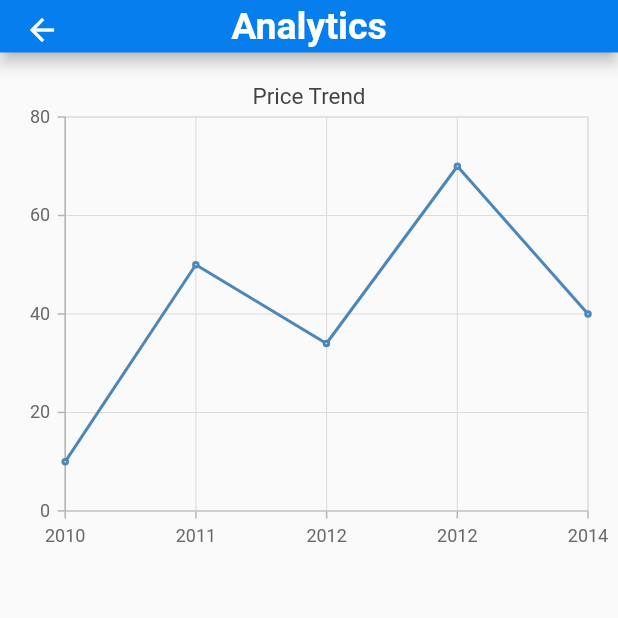
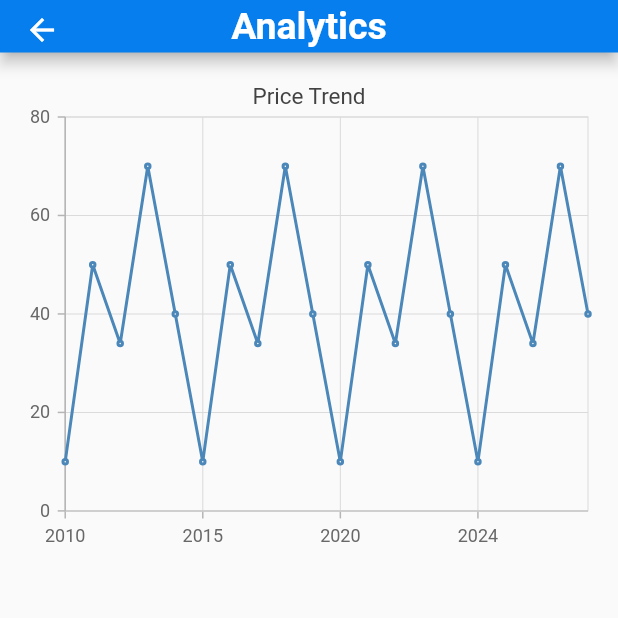
Before and after one commit to COS301-SE-2021/Silicon-Scraper, a Flutter app: the AnalyticsView screen opened directly, on a phone screen of 412 x 824 dp, the top half of it. Run offline on Flutter 3.47's test engine with Material 2 defaults, Android fonts, the phone set to English and light mode, and no system bars; our stand-ins replace firebase_core, firebase_messaging, flutter_local_notifications, shared_preferences, sliding_up_panel, syncfusion_flutter_charts; accounts and stored records are empty; statements that could not run were skipped.

```diff
--- a/frontend/lib/views/widgets/line_chart_widget.dart
+++ b/frontend/lib/views/widgets/line_chart_widget.dart
@@ -1,6 +1,11 @@
 import 'package:syncfusion_flutter_charts/charts.dart';
 import 'package:flutter/material.dart';
-class LineChart extends StatelessWidget {
+class LineChart extends StatefulWidget {
+  @override
+  _LineChartState createState() => _LineChartState();
+}
+
+class _LineChartState extends State<LineChart> {
   @override
   Widget build(BuildContext context) {
     final List<SalesData> chartData = [
@@ -8,13 +13,31 @@ class LineChart extends StatelessWidget {
       SalesData(DateTime(2011), 50),
       SalesData(DateTime(2012), 34),
       SalesData(DateTime(2013), 70),
-      SalesData(DateTime(2014), 40)
+      SalesData(DateTime(2014), 40),
+      SalesData(DateTime(2015), 10),
+      SalesData(DateTime(2016), 50),
+      SalesData(DateTime(2017), 34),
+      SalesData(DateTime(2018), 70),
+      SalesData(DateTime(2019), 40),
+      SalesData(DateTime(2020), 10),
+      SalesData(DateTime(2021), 50),
+      SalesData(DateTime(2022), 34),
+      SalesData(DateTime(2023), 70),
+      SalesData(DateTime(2024), 40),
+      SalesData(DateTime(2025), 10),
+      SalesData(DateTime(2026), 50),
+      SalesData(DateTime(2027), 34),
+      SalesData(DateTime(2028), 70),
+      SalesData(DateTime(2029), 40)
     ];
 
     return
       Container(
+        key: UniqueKey(),
         height:MediaQuery.of(context).size.height/2.5 ,
           child: SfCartesianChart(
+              key: UniqueKey(),
+              enableAxisAnimation: true,
               tooltipBehavior:TooltipBehavior(enable: true),
             title: ChartTitle(text: "Price Trend"),
               margin:EdgeInsets.only(left:20,right:20,top:20),
@@ -22,15 +45,26 @@ class LineChart extends StatelessWidget {
               series: <ChartSeries>[
                 // Renders line chart
                 LineSeries<SalesData, DateTime>(
-                  animationDuration: 8000,
+                  key: ValueKey("Key"),
+                  animationDuration: 16000,
                     dataSource: chartData,
                     xValueMapper: (SalesData sales, _) => sales.year,
                     yValueMapper: (SalesData sales, _) => sales.sales,
                   enableTooltip: true,
             trendlines:<Trendline>[
               Trendline(
-                  type: TrendlineType.linear,
-                  color: Colors.green)
+//                forwardForecast:1,
+                  animationDuration: 8000,
+                  type: TrendlineType.movingAverage,
+                  color: Colors.red,
+                  name:'trendline',
+//                  enableTooltip: true,
+//                  markerSettings: MarkerSettings(
+//                  height:3,
+//                  width:3,
+//                  isVisible: true,
+//                ),
+              )
             ],
                     markerSettings: MarkerSettings(
                         height:3,
@@ -41,7 +75,12 @@ class LineChart extends StatelessWidget {
                         // Renders the image as marker
                         image: AssetImage("assets/images/gpu_icon.png"),*/
                     )
-                )
+                ),
+//                ColumnSeries<SalesData, DateTime>(
+//                    dataSource: chartData,
+//                    xValueMapper: (SalesData sales, _) => sales.year,
+//                    yValueMapper: (SalesData sales, _) => sales.sales
+//                )
               ]
           )
       );
```
